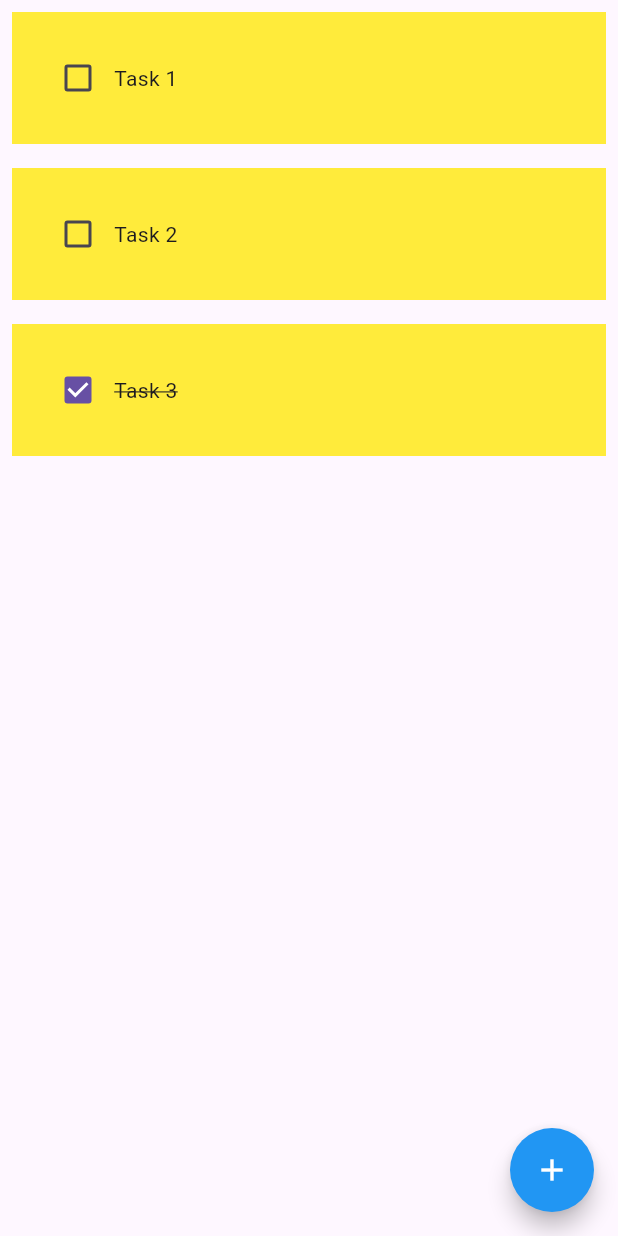
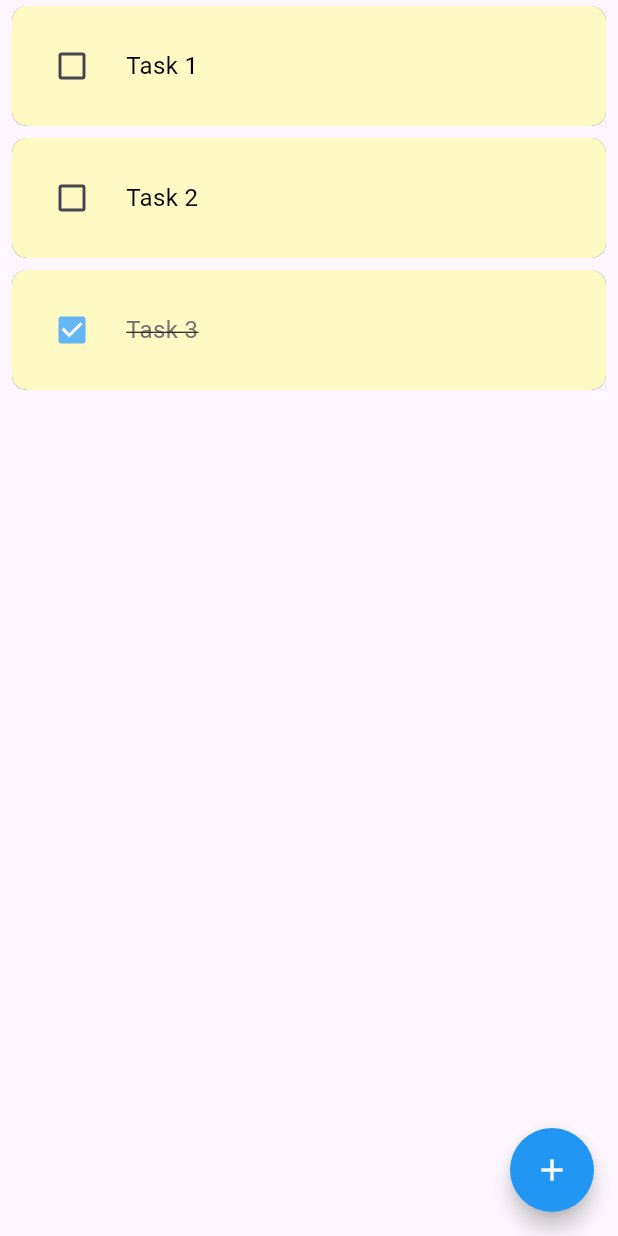
Before and after one commit to ronliwag/to_do_app, a Flutter app: the TasksPage screen opened by its route, on a phone screen of 412 x 824 dp. Run offline on Flutter 3.47's test engine with Material 3 defaults, Android fonts, the phone set to English and light mode, and no system bars; drawn by our look-alikes of flutter_slidable.

Commit message:
tile update

```diff
--- a/lib/pages/todo_tile.dart
+++ b/lib/pages/todo_tile.dart
@@ -19,34 +19,64 @@ class TodoTile extends StatelessWidget {
   @override
   Widget build(BuildContext context) {
     return Padding(
-      padding: const EdgeInsets.all(8.0),
+      padding: const EdgeInsets.symmetric(horizontal: 8.0, vertical: 4.0),
+      child: ClipRRect(
+        borderRadius: BorderRadius.circular(10),
         child: Slidable(
+          // Prevents tile from sliding off-screen
+          closeOnScroll: true,
           endActionPane: ActionPane(
-          motion: StretchMotion(),
+            motion: const DrawerMotion(), // Smooth drawer-like slide
+            extentRatio: 0.22, // Width of the delete action (adjust as needed)
             children: [
               SlidableAction(
                 onPressed: deleteFunction,
+                backgroundColor: Colors.red.shade400,
+                foregroundColor: Colors.white,
                 icon: Icons.delete,
-              backgroundColor: Colors.red,
-              borderRadius: BorderRadius.circular(10),
-            )
-          ]
+                borderRadius: const BorderRadius.only(
+                  topRight: Radius.circular(10),
+                  bottomRight: Radius.circular(10),
+                ),
+                padding: EdgeInsets.zero, // Fills available space
+              ),
+            ],
           ),
           child: Container(
-          padding: EdgeInsets.all(20),
+            padding: const EdgeInsets.all(16),
+            decoration: BoxDecoration(
+              color: Colors.yellow.shade100,
+              boxShadow: [
+                BoxShadow (
+                  blurRadius: 3,
+                  offset: const Offset(0, 1),
+                ),
+              ],
+            ),
             child: Row(
               children: [
-              Checkbox(value: isCompleted, onChanged: onChanged),
-              Text(
+                Checkbox(
+                  value: isCompleted,
+                  onChanged: onChanged,
+                  activeColor: Colors.blue.shade300,
+                ),
+                const SizedBox(width: 12),
+                Expanded(
+                  child: Text(
                     taskName,
                     style: TextStyle(
-                  decoration: isCompleted ? TextDecoration.lineThrough : null,
+                      fontSize: 16,
+                      decoration: isCompleted
+                          ? TextDecoration.lineThrough
+                          : TextDecoration.none,
+                      color: isCompleted
+                          ? Colors.grey.shade600
+                          : Colors.black,
+                    ),
                   ),
                 ),
               ],
             ),
-          decoration: BoxDecoration(
-            color: Colors.yellow
           ),
         ),
       ),
```
Lines whose indentation alone changed are shown as unchanged.
